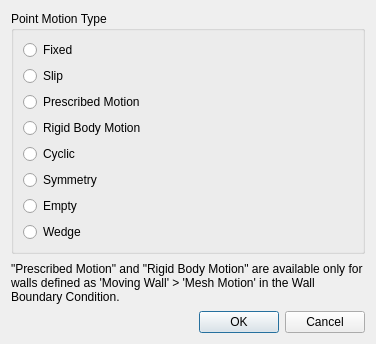
Qt form baramFlow/view/setup/dynamic_mesh/moving_boundary/point_motion_type_dialog.ui (xupeiwust/baram) before a commit.
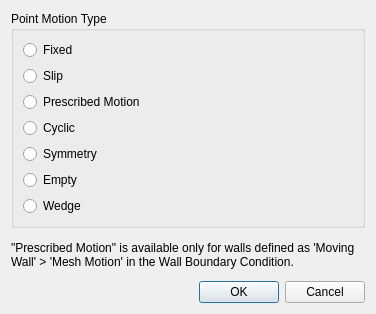
The same form after that commit.

Commit message: Issue baram#794 it could confuse users

Diff of the .ui file:
```diff
--- a/baramFlow/view/setup/dynamic_mesh/moving_boundary/point_motion_type_dialog.ui
+++ b/baramFlow/view/setup/dynamic_mesh/moving_boundary/point_motion_type_dialog.ui
@@ -7,7 +7,7 @@
     <x>0</x>
     <y>0</y>
     <width>376</width>
-    <height>344</height>
+    <height>314</height>
    </rect>
   </property>
   <property name="windowTitle">
@@ -41,13 +41,6 @@
         </property>
        </widget>
       </item>
-      <item>
-       <widget class="QRadioButton" name="rigidBodyMotionRadio">
-        <property name="text">
-         <string>Rigid Body Motion</string>
-        </property>
-       </widget>
-      </item>
       <item>
        <widget class="QRadioButton" name="cyclicRadio">
         <property name="text">
@@ -82,7 +75,7 @@
    <item>
     <widget class="QLabel" name="label">
      <property name="text">
-      <string>&quot;Prescribed Motion&quot; and &quot;Rigid Body Motion&quot; are available only for walls defined as 'Moving Wall' &gt; 'Mesh Motion' in the Wall Boundary Condition.</string>
+      <string>&quot;Prescribed Motion&quot; is available only for walls defined as 'Moving Wall' &gt; 'Mesh Motion' in the Wall Boundary Condition.</string>
      </property>
      <property name="wordWrap">
       <bool>true</bool>
```
The commit also changes 1 other file.
